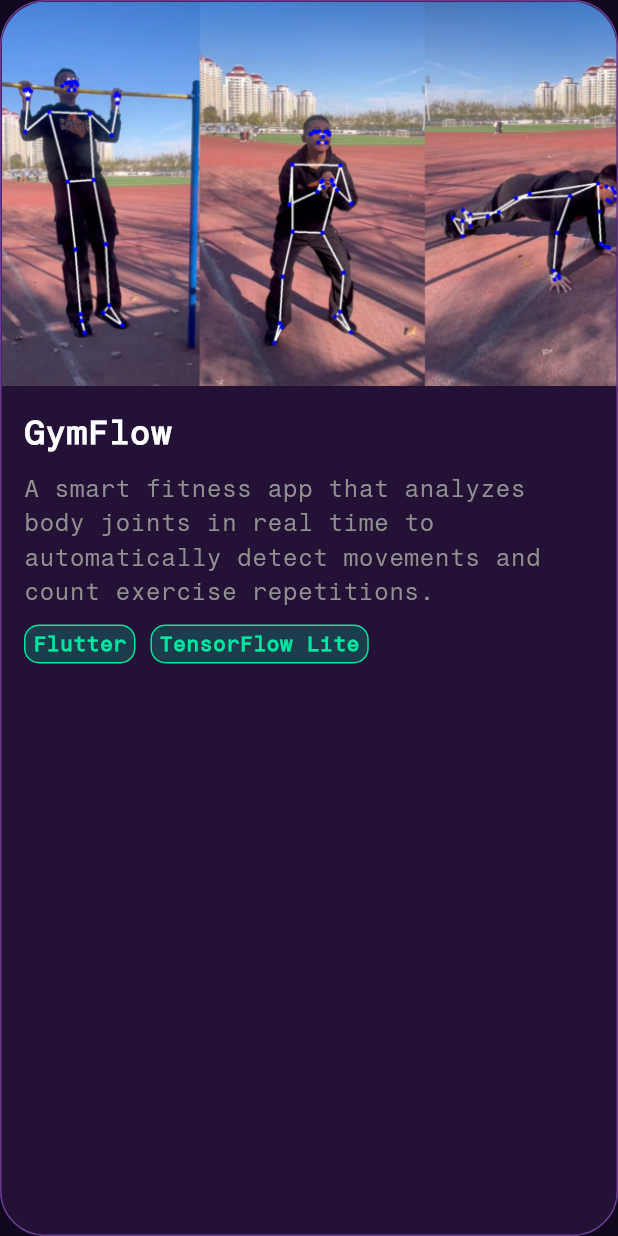
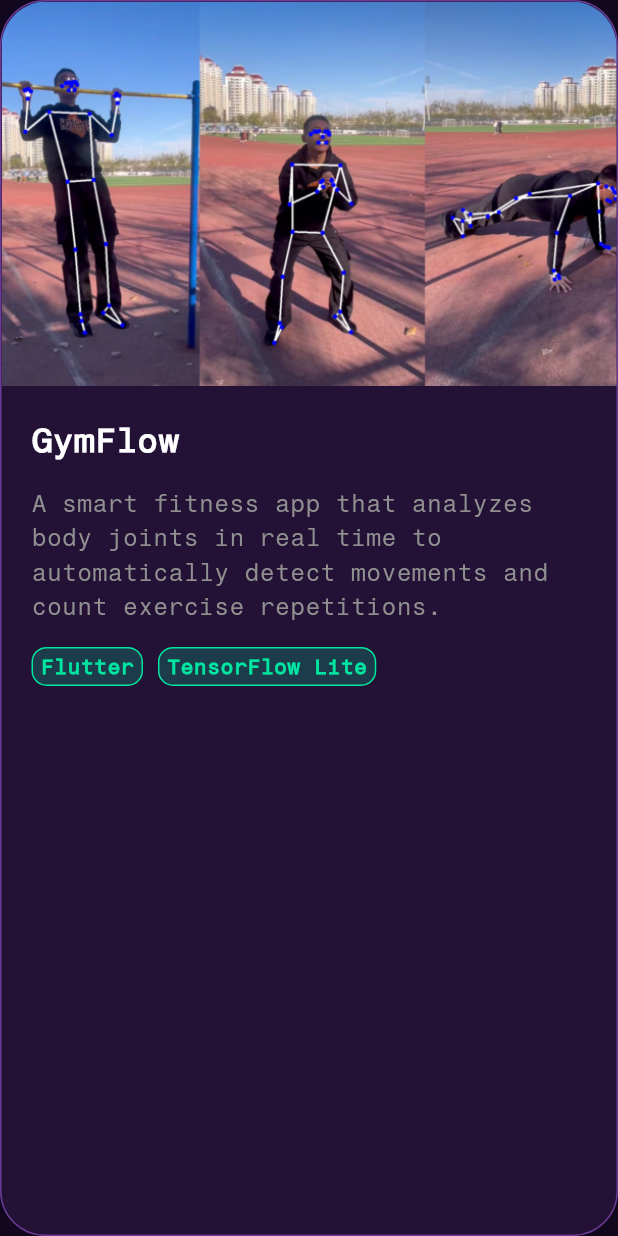
Before and after one commit to aleax888/portfolio, a Flutter app: the ProjectCard widget shown alone on an empty page, opened directly, on a phone screen of 412 x 824 dp. Run offline on Flutter 3.47's test engine with Material 3 defaults, Android fonts, the phone set to English and light mode, and no system bars; our stand-ins replace lottie.

Commit message:
fix(projects): handle responsive

```diff
--- a/lib/pages/widgets/project_card.dart
+++ b/lib/pages/widgets/project_card.dart
@@ -1,6 +1,6 @@
 import 'package:flutter/material.dart';
 
-import 'package:portfolio/design_system/constants/layout_constants.dart';
+import 'package:portfolio/widgets/layout/viewport_orientation_builder.dart';
 import 'package:portfolio/design_system/extensions/context_extensions.dart';
 import 'package:portfolio/design_system/utils/responsive_font_size.dart';
 import 'package:portfolio/design_system/constants/border_constants.dart';
@@ -18,63 +18,68 @@ class ProjectCard extends StatelessWidget {
   final String description;
   final List<String> techStack;
   final String link;
-  final Axis axis;
+  final Axis? axis;
 
   const ProjectCard({
     super.key,
     this.imagePath = 'assets/images/debug/work_in_progress.png',
-    this.axis = Axis.horizontal,
     required this.title,
     required this.description,
     required this.techStack,
     required this.link,
+    this.axis,
   });
 
   @override
   Widget build(BuildContext context) {
     return PressableWidget(
-      onTap: () =>
-          launchUrl(Uri.parse(link), mode: LaunchMode.externalApplication),
+      onTap: () => launchUrl(Uri.parse(link), mode: .externalApplication),
       child: CustomContainer(
-        padding: EdgeInsets.zero,
+        padding: .zero,
         hoverColor: ColorPaletteConstants.quinary,
         child: ClipRRect(
           borderRadius: const BorderRadius.all(
             Radius.circular(BorderRadiusConstants.xl),
           ),
-          child: LayoutBuilder(
-            builder: (context, constraints) {
+          child: ViewportOrientationBuilder(
+            builder: (context, orientation) {
               final image = AspectRatio(
                 aspectRatio: 1.6,
-                child: Image.asset(imagePath, fit: BoxFit.cover),
+                child: Image.asset(imagePath, fit: .cover),
               );
               final content = Padding(
-                padding: const EdgeInsets.all(SpacingConstants.s),
+                padding: const EdgeInsets.all(SpacingConstants.m),
                 child: Column(
-                  crossAxisAlignment: CrossAxisAlignment.start,
-                  spacing: SpacingConstants.xs,
+                  crossAxisAlignment: .start,
+                  spacing: SpacingConstants.s,
                   children: [
+                    // Title -------------------------------------------------------
                     Text(
                       title,
                       style: TextStyle(
-                        fontFamily: TextFamilyConstants.secondary,
                         color: TextColorConstants.light,
-                        fontWeight: TextWeightConstants.bold,
                         fontSize: ResponsiveFontSize.logarithmic(
                           TextSizeConstants.xl,
                           context.viewportSize,
                           minScale: 0.7,
                         ),
+                        fontFamily: TextFamilyConstants.secondary,
+                        fontWeight: TextWeightConstants.bold,
                       ),
                     ),
+
+                    // Description -------------------------------------------------------
                     Text(
                       description,
                       style: const TextStyle(
-                        fontFamily: TextFamilyConstants.secondary,
                         color: BasicColorConstants.gray,
                         fontSize: TextSizeConstants.s,
+                        fontFamily: TextFamilyConstants.secondary,
+                        fontWeight: TextWeightConstants.regular,
                       ),
                     ),
+
+                    // Tech Stack -------------------------------------------------------
                     Wrap(
                       spacing: SpacingConstants.xs,
                       runSpacing: SpacingConstants.xs,
@@ -89,8 +94,10 @@ class ProjectCard extends StatelessWidget {
                   ],
                 ),
               );
-              if (axis == Axis.horizontal &&
-                  constraints.maxWidth >= LayoutConstants.compactSplitWidth) {
+              final horizontal = axis == null
+                  ? orientation == .landscape
+                  : axis == .horizontal;
+              if (horizontal) {
                 return Row(
                   children: [
                     Expanded(flex: 2, child: image),
@@ -99,7 +106,7 @@ class ProjectCard extends StatelessWidget {
                 );
               }
               return Column(
-                crossAxisAlignment: CrossAxisAlignment.stretch,
+                crossAxisAlignment: .stretch,
                 children: [image, content],
               );
             },
--- /dev/null
+++ b/lib/widgets/layout/viewport_orientation_builder.dart
@@ -0,0 +1,15 @@
+import 'package:flutter/widgets.dart';
+import 'package:portfolio/design_system/extensions/context_extensions.dart';
+
+/// Uses landscape layout for square viewports.
+class ViewportOrientationBuilder extends StatelessWidget {
+  const ViewportOrientationBuilder({super.key, required this.builder});
+
+  final OrientationWidgetBuilder builder;
+
+  @override
+  Widget build(BuildContext context) {
+    final size = context.viewportSize;
+    return builder(context, size.height > size.width ? .portrait : .landscape);
+  }
+}
```
Also changed, not shown: lib/pages/portfolio_page.dart (+3 -11 lines), lib/pages/sections/projects/projects_section.dart (+8 -3 lines), lib/widgets/content/split_view.dart (+7 -6 lines), lib/widgets/layout/three_card_layout.dart (+12 -8 lines), 1 other file.
